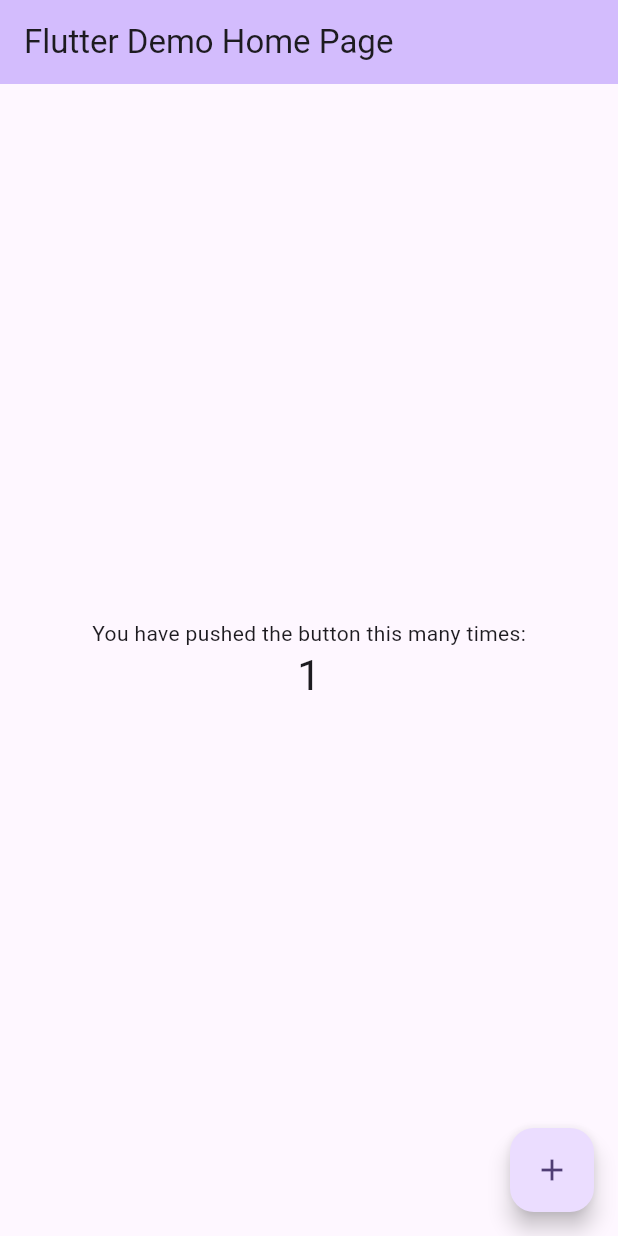
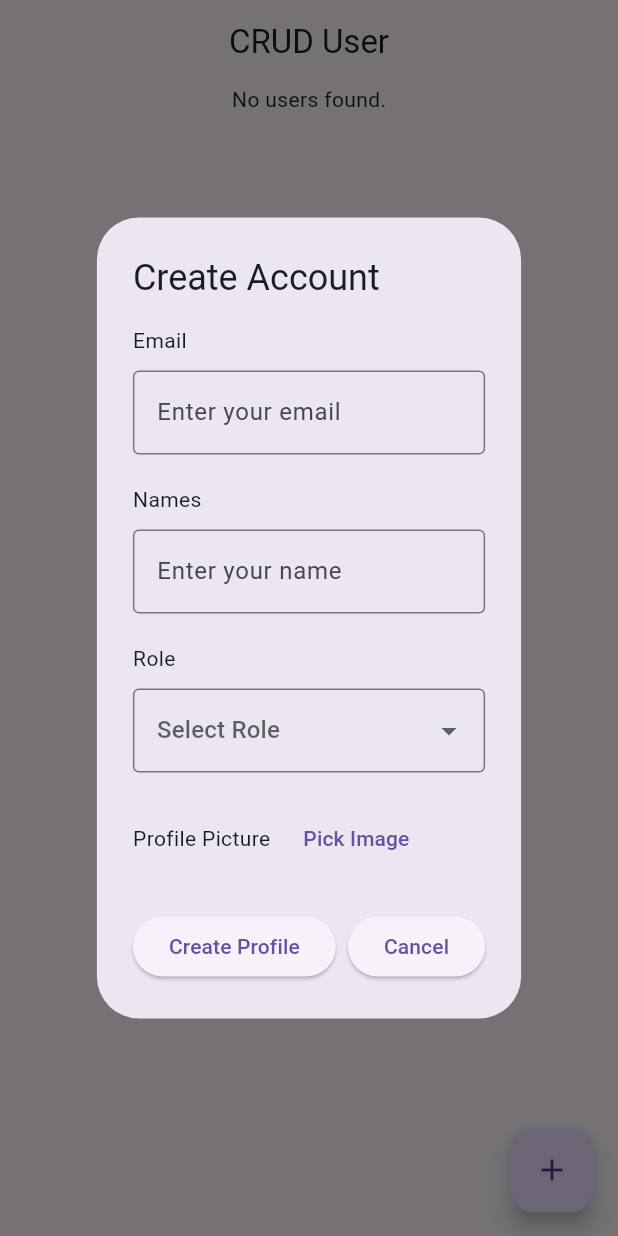
Before and after one commit to N-Ghi/Surwa, a Flutter app: the screen it shows after launch, after a tap on the "add" icon, on a phone screen of 412 x 824 dp. Run offline on Flutter 3.47's test engine with Material 3 defaults, Android fonts, the light colour scheme and no system bars; our stand-ins replace cloud_firestore, firebase_core, firebase_storage, image_picker; accounts and stored records are empty.

Commit message:
Profile CRUD

```diff
--- /dev/null
+++ b/devtools_options.yaml
@@ -0,0 +1,3 @@
+description: This file stores settings for Dart & Flutter DevTools.
+documentation: https://docs.flutter.dev/tools/devtools/extensions#configure-extension-enablement-states
+extensions:
--- a/lib/main.dart
+++ b/lib/main.dart
@@ -1,125 +1,22 @@
+import 'package:firebase_core/firebase_core.dart';
 import 'package:flutter/material.dart';
+import 'package:surwa/firebase_options.dart';
+import 'package:surwa/screens/create_user.dart';
 
-void main() {
-  runApp(const MyApp());
+void main() async{
+  WidgetsFlutterBinding.ensureInitialized();
+  await Firebase.initializeApp(options: DefaultFirebaseOptions.currentPlatform);
+  runApp(const SurWa());
 }
 
-class MyApp extends StatelessWidget {
-  const MyApp({super.key});
+class SurWa extends StatelessWidget {
+  const SurWa({super.key});
 
-  // This widget is the root of your application.
   @override
   Widget build(BuildContext context) {
     return MaterialApp(
-      title: 'Flutter Demo',
-      theme: ThemeData(
-        // This is the theme of your application.
-        //
-        // TRY THIS: Try running your application with "flutter run". You'll see
-        // the application has a purple toolbar. Then, without quitting the app,
-        // try changing the seedColor in the colorScheme below to Colors.green
-        // and then invoke "hot reload" (save your changes or press the "hot
-        // reload" button in a Flutter-supported IDE, or press "r" if you used
-        // the command line to start the app).
-        //
-        // Notice that the counter didn't reset back to zero; the application
-        // state is not lost during the reload. To reset the state, use hot
-        // restart instead.
-        //
-        // This works for code too, not just values: Most code changes can be
-        // tested with just a hot reload.
-        colorScheme: ColorScheme.fromSeed(seedColor: Colors.deepPurple),
-        useMaterial3: true,
-      ),
-      home: const MyHomePage(title: 'Flutter Demo Home Page'),
+      debugShowCheckedModeBanner: false,
+      home: createUser(),
     );
   }
 }
-
-class MyHomePage extends StatefulWidget {
-  const MyHomePage({super.key, required this.title});
-
-  // This widget is the home page of your application. It is stateful, meaning
-  // that it has a State object (defined below) that contains fields that affect
-  // how it looks.
-
-  // This class is the configuration for the state. It holds the values (in this
-  // case the title) provided by the parent (in this case the App widget) and
-  // used by the build method of the State. Fields in a Widget subclass are
-  // always marked "final".
-
-  final String title;
-
-  @override
-  State<MyHomePage> createState() => _MyHomePageState();
-}
-
-class _MyHomePageState extends State<MyHomePage> {
-  int _counter = 0;
-
-  void _incrementCounter() {
-    setState(() {
-      // This call to setState tells the Flutter framework that something has
-      // changed in this State, which causes it to rerun the build method below
-      // so that the display can reflect the updated values. If we changed
-      // _counter without calling setState(), then the build method would not be
-      // called again, and so nothing would appear to happen.
-      _counter++;
-    });
-  }
-
-  @override
-  Widget build(BuildContext context) {
-    // This method is rerun every time setState is called, for instance as done
-    // by the _incrementCounter method above.
-    //
-    // The Flutter framework has been optimized to make rerunning build methods
-    // fast, so that you can just rebuild anything that needs updating rather
-    // than having to individually change instances of widgets.
-    return Scaffold(
-      appBar: AppBar(
-        // TRY THIS: Try changing the color here to a specific color (to
-        // Colors.amber, perhaps?) and trigger a hot reload to see the AppBar
-        // change color while the other colors stay the same.
-        backgroundColor: Theme.of(context).colorScheme.inversePrimary,
-        // Here we take the value from the MyHomePage object that was created by
-        // the App.build method, and use it to set our appbar title.
-        title: Text(widget.title),
-      ),
-      body: Center(
-        // Center is a layout widget. It takes a single child and positions it
-        // in the middle of the parent.
-        child: Column(
-          // Column is also a layout widget. It takes a list of children and
-          // arranges them vertically. By default, it sizes itself to fit its
-          // children horizontally, and tries to be as tall as its parent.
-          //
-          // Column has various properties to control how it sizes itself and
-          // how it positions its children. Here we use mainAxisAlignment to
-          // center the children vertically; the main axis here is the vertical
-          // axis because Columns are vertical (the cross axis would be
-          // horizontal).
-          //
-          // TRY THIS: Invoke "debug painting" (choose the "Toggle Debug Paint"
-          // action in the IDE, or press "p" in the console), to see the
-          // wireframe for each widget.
-          mainAxisAlignment: MainAxisAlignment.center,
-          children: <Widget>[
-            const Text(
-              'You have pushed the button this many times:',
-            ),
-            Text(
-              '$_counter',
-              style: Theme.of(context).textTheme.headlineMedium,
-            ),
-          ],
-        ),
-      ),
-      floatingActionButton: FloatingActionButton(
-        onPressed: _incrementCounter,
-        tooltip: 'Increment',
-        child: const Icon(Icons.add),
-      ), // This trailing comma makes auto-formatting nicer for build methods.
-    );
-  }
-}
--- /dev/null
+++ b/lib/screens/create_user.dart
@@ -0,0 +1,298 @@
+import 'dart:io';
+
+import 'package:firebase_core/firebase_core.dart';
+import 'package:flutter/material.dart';
+import 'package:surwa/services/image_picker_service.dart';
+import 'package:surwa/services/profile_service.dart';
+
+class createUser extends StatefulWidget {
+  const createUser({super.key});
+
+  @override
+  State<createUser> createState() => _createUserState();
+}
+
+class _createUserState extends State<createUser> {
+  final UserService userService = UserService();
+
+  TextEditingController emailController = TextEditingController();
+  TextEditingController nameController = TextEditingController();
+  String? role;
+  File? imageFile; // Declare imageFile here
+
+// Create User
+void createUser() {
+  showDialog(
+    context: context,
+    builder: (context) {
+      return Center(
+        child: SingleChildScrollView(
+          child: AlertDialog(
+            title: Text("Create Account"),
+            content: Column(
+              mainAxisSize: MainAxisSize.min,
+              crossAxisAlignment: CrossAxisAlignment.start,
+              children: [
+                Text("Email"),
+                SizedBox(height: 10.0),
+                TextFormField(
+                  controller: emailController,
+                  decoration: InputDecoration(
+                    border: OutlineInputBorder(),
+                    hintText: "Enter your email",
+                  ),
+                  keyboardType: TextInputType.emailAddress,
+                ),
+                SizedBox(height: 20.0),
+                Text("Names"),
+                SizedBox(height: 10.0),
+                TextFormField(
+                  controller: nameController,
+                  decoration: InputDecoration(
+                    border: OutlineInputBorder(),
+                    hintText: "Enter your name",
+                  ),
+                ),
+                SizedBox(height: 20.0),
+                Text("Role"),
+                SizedBox(height: 10.0),
+                DropdownButtonFormField<String>(
+                  value: role,
+                  hint: Text("Select Role"),
+                  decoration: InputDecoration(border: OutlineInputBorder()),
+                  items: [
+                    DropdownMenuItem(
+                      child: Text("Artist"),
+                      value: "Artist",
+                    ),
+                    DropdownMenuItem(
+                      child: Text("Artisan"),
+                      value: "Artisan",
+                    ),
+                  ],
+                  onChanged: (String? value) {
+                    setState(() {
+                      role = value!;
+                    });
+                  },
+                  validator: (value) => value == null ? 'Please select a role' : null,
+                ),
+                SizedBox(height: 20.0),
+                Row(
+                  children: [
+                    Text("Profile Picture"),
+                    SizedBox(width: 10.0),
+                    TextButton(
+                      onPressed: () async {
+                        File? pickedImage = await pickImage();
+                        setState(() {
+                          imageFile = pickedImage;
+                        });
+                      },
+                      child: Text("Pick Image"),
+                    ),
+                  ],
+                ),
+                if (imageFile != null)
+                  Padding(
+                    padding: const EdgeInsets.only(top: 10.0),
+                    child: Image.file(imageFile!, height: 50, width: 50),
+                  ),
+              ],
+            ),
+            actions: [
+              ElevatedButton(
+                onPressed: () async {
+                  if (emailController.text.trim().isEmpty ||
+                      nameController.text.trim().isEmpty ||
+                      role == null) {
+                    ScaffoldMessenger.of(context).showSnackBar(
+                      SnackBar(content: Text("Please fill all fields")),
+                    );
+                    return;
+                  }
+
+                  if (imageFile != null) {
+                    await userService.createProfile(
+                      emailController.text.trim(),
+                      nameController.text.trim(),
+                      imageFile,
+                      role!, // Using 'role!' to ensure it's non-null
+                      [],
+                      [],
+                    );
+                    ScaffoldMessenger.of(context).showSnackBar(
+                      SnackBar(content: Text("Profile created successfully!")),
+                    );
+                    Navigator.pop(context);
+                  } else {
+                    ScaffoldMessenger.of(context).showSnackBar(
+                      SnackBar(content: Text("No image selected.")),
+                    );
+                  }
+                },
+                child: Text("Create Profile"),
+              ),
+              ElevatedButton(
+                onPressed: () {
+                  Navigator.pop(context);
+                },
+                child: Text("Cancel"),
+              ),
+            ],
+          ),
+        ),
+      );
+    },
+  );
+}
+
+//Edit User
+void _editUser(Map<String, dynamic> user) {
+  TextEditingController nameController = TextEditingController(text: user['name']);
+  String selectedRole = user['role'];
+
+  showDialog(
+    context: context,
+    builder: (context) {
+      return AlertDialog(
+        title: Text("Edit User"),
+        content: Column(
+          mainAxisSize: MainAxisSize.min,
+          children: [
+            TextField(
+              controller: nameController,
+              decoration: InputDecoration(labelText: "Name"),
+            ),
+            SizedBox(height: 10),
+            DropdownButton<String>(
+              value: selectedRole,
+              onChanged: (value) {
+                selectedRole = value!;
+              },
+              items: [
+                DropdownMenuItem(value: "Artist", child: Text("Artist")),
+                DropdownMenuItem(value: "Artisan", child: Text("Artisan")),
+              ],
+            ),
+            Row(
+                  children: [
+                    Text("Profile Picture"),
+                    SizedBox(width: 10.0),
+                    TextButton(
+                      onPressed: () async {
+                        File? pickedImage = await pickImage();
+                        setState(() {
+                          imageFile = pickedImage;
+                        });
+                      },
+                      child: Text("Pick Image"),
+                    ),
+                  ],
+                ),
+                if (imageFile != null)
+                  Padding(
+                    padding: const EdgeInsets.only(top: 10.0),
+                    child: Image.file(imageFile!, height: 50, width: 50),
+                  ),
+          ],
+        ),
+        actions: [
+          TextButton(
+            onPressed: () => Navigator.pop(context),
+            child: Text("Cancel"),
+          ),
+          ElevatedButton(
+            onPressed: () {
+              userService.updateUser(user['email'], {
+                'name': nameController.text,
+                'role': selectedRole,
+              });
+              Navigator.pop(context);
+            },
+            child: Text("Save Changes"),
+          ),
+        ],
+      );
+    },
+  );
+}
+
+
+  @override
+  Widget build(BuildContext context) {
+    return Scaffold(
+      appBar: AppBar(
+        title: Text('CRUD User'),
+        centerTitle: true,
+      ),
+      floatingActionButton: FloatingActionButton(
+        onPressed: () {
+          createUser();
+        },
+        child: Icon(Icons.add),
+      ),
+      //Retrive and display all users
+
+      body: SingleChildScrollView(
+  child: Column(
+    children: [
+      StreamBuilder<List<Map<String, dynamic>>>(
+        stream: userService.streamAllUsers(),
+        builder: (context, snapshot) {
+          if (snapshot.connectionState == ConnectionState.waiting) {
+            return Center(child: CircularProgressIndicator());
+          }
+          if (snapshot.hasError) {
+            return Center(child: Text("Error: ${snapshot.error}"));
+          }
+          if (!snapshot.hasData || snapshot.data!.isEmpty) {
+            return Center(child: Text("No users found."));
+          }
+
+          List<Map<String, dynamic>> users = snapshot.data!;
+
+          return SizedBox(
+            height: MediaQuery.of(context).size.height * 0.7, // Give ListView space
+            child: ListView.builder(
+              itemCount: users.length,
+              itemBuilder: (context, index) {
+                return ListTile(
+                  leading: CircleAvatar(
+                    backgroundImage: users[index]['profilePicture'] != null &&
+                            users[index]['profilePicture'] != ''
+                        ? NetworkImage(users[index]['profilePicture'])
+                        : AssetImage("assets/default_avatar.png") as ImageProvider,
+                  ),
+                  title: Text(users[index]['name']),
+                  subtitle: Text(users[index]['role']),
+                  trailing: Row(
+                    mainAxisSize: MainAxisSize.min,
+                    children: [
+                      IconButton(
+                        icon: Icon(Icons.delete, color: Colors.red),
+                        onPressed: () {
+                          userService.deleteUser(users[index]['email']);
+                        },
+                      ),
+                      IconButton(
+                        icon: Icon(Icons.edit, color: Colors.blue),
+                        onPressed: () {
+                          _editUser(users[index]);
+                        },
+                      ),
+                    ],
+                  ),
+                );
+              },
+            ),
+          );
+        },
+      )
+    ],
+  ),
+),
+
+    );
+  }
+}
--- /dev/null
+++ b/lib/services/profile_service.dart
@@ -0,0 +1,62 @@
+import 'dart:io';
+
+import 'package:cloud_firestore/cloud_firestore.dart';
+import 'package:surwa/services/image_picker_service.dart';
+
+class UserService {
+  final CollectionReference profile = FirebaseFirestore.instance.collection('profile');
+
+  // Create a new profile
+  Future<void> createProfile(String email, String name, File? imageFile, String role, List<String>? followers, List<String>? following) async {
+  try {
+    String? profilePictureUrl;
+
+    // Upload image if selected
+    if (imageFile != null) {
+      profilePictureUrl = await uploadProfilePicture(imageFile, email);
+    }
+
+    // Save profile details in Firestore
+    await FirebaseFirestore.instance.collection('profile').doc(email).set({
+      'email': email,
+      'name': name,
+      'profilePicture': profilePictureUrl ?? '',
+      'role': role,
+      'followers': followers ?? [],
+      'following': following ?? []
+    });
+
+    print("Profile created successfully!");
+  } catch (e) {
+    print("Error creating profile: $e");
+  }
+  }
+
+  // Read an existing profile
+  Stream<List<Map<String, dynamic>>> streamAllUsers() {
+    return FirebaseFirestore.instance.collection('profile').snapshots().map((querySnapshot) {
+      return querySnapshot.docs.map((doc) => doc.data() as Map<String, dynamic>).toList();
+    });
+  }
+
+  // Update an existing profile
+  Future<void> updateUser(String email, Map<String, dynamic> updatedData) async {
+  try {
+    await FirebaseFirestore.instance.collection('profile').doc(email).update(updatedData);
+    print("User updated successfully!");
+  } catch (e) {
+    print("Error updating user: $e");
+  }
+}
+
+  // Delete an existing profile
+  Future<void> deleteUser(String email) async {
+  try {
+    await FirebaseFirestore.instance.collection('profile').doc(email).delete();
+    print("User deleted successfully!");
+  } catch (e) {
+    print("Error deleting user: $e");
+  }
+}
+
+}
--- a/pubspec.yaml
+++ b/pubspec.yaml
@@ -39,6 +39,8 @@ dependencies:
   lottie: ^3.3.1
   shared_preferences: ^2.5.2
   cloud_firestore: ^5.6.5
+  image_picker: ^1.1.2
+  firebase_storage: ^12.4.4
 
 dev_dependencies:
   flutter_test:
```
Also changed, not shown: lib/services/image_picker_service.dart (added, +31 -0 lines), lib/services/user_service.dart (deleted), pubspec.lock, 9 other files.
